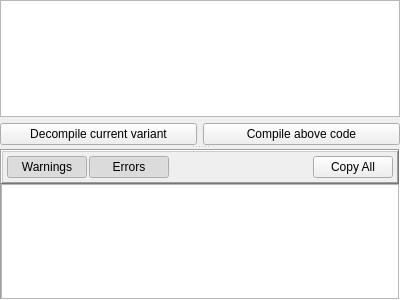
Old version of the form native/src/ReachVariantTool/ui/script_editor/page_script_code.ui in the repository DavidJCobb/ReachVariantEditor.
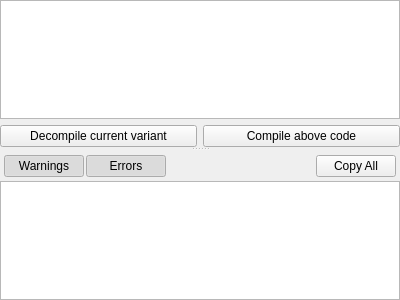
New version of the form. Custom widgets are drawn as their Qt base class.

Commit message: Changed the QFrames in the code editor to QWidgets, because the QFrames did NOT want to be themed. It was also inconsistent with all other UI elements since the frame doesn't appear elsewhere. Edited the dark theme to fix multiple issues.

```diff
--- a/native/src/ReachVariantTool/ui/script_editor/page_script_code.ui
+++ b/native/src/ReachVariantTool/ui/script_editor/page_script_code.ui
@@ -86,13 +86,7 @@
        </item>
       </layout>
      </widget>
-     <widget class="QFrame" name="compileLogWrapper">
-      <property name="frameShape">
-       <enum>QFrame::Panel</enum>
-      </property>
-      <property name="frameShadow">
-       <enum>QFrame::Sunken</enum>
-      </property>
+     <widget class="QWidget" name="compileLogWrapper" native="true">
       <layout class="QVBoxLayout" name="verticalLayout">
        <property name="spacing">
         <number>0</number>
@@ -110,13 +104,7 @@
         <number>0</number>
        </property>
        <item>
-        <widget class="QFrame" name="frame">
-         <property name="frameShape">
-          <enum>QFrame::WinPanel</enum>
-         </property>
-         <property name="frameShadow">
-          <enum>QFrame::Raised</enum>
-         </property>
+        <widget class="QWidget" name="widget" native="true">
          <layout class="QHBoxLayout" name="horizontalLayout">
           <property name="spacing">
            <number>2</number>
```
The commit also changes 1 other file.
